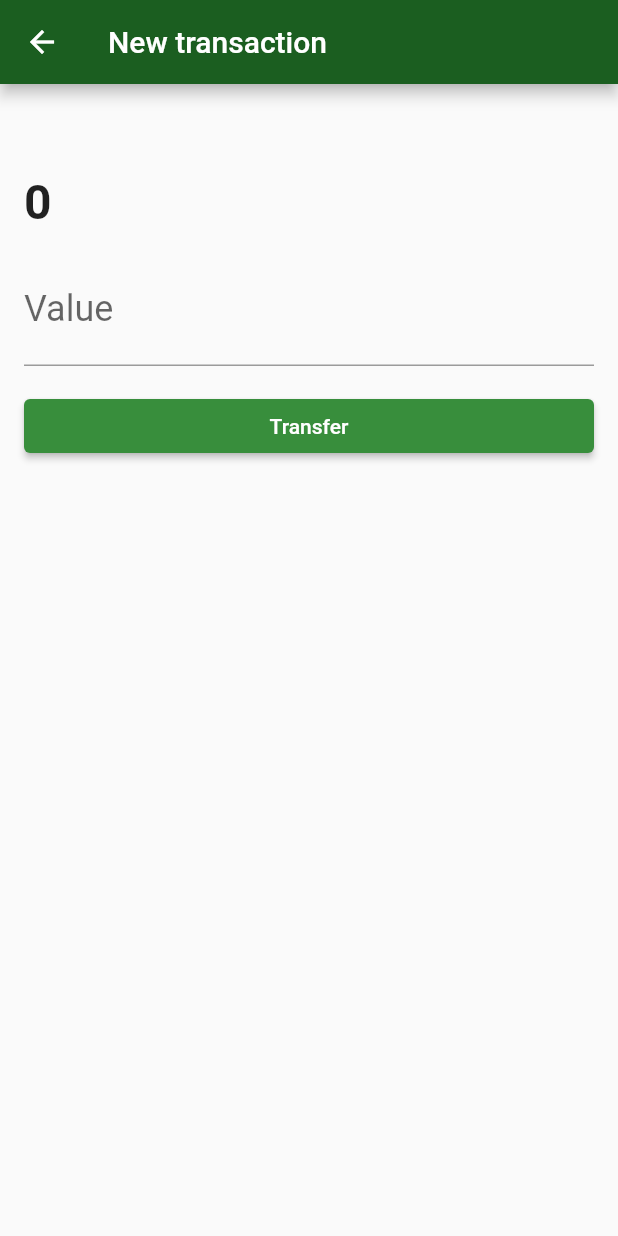
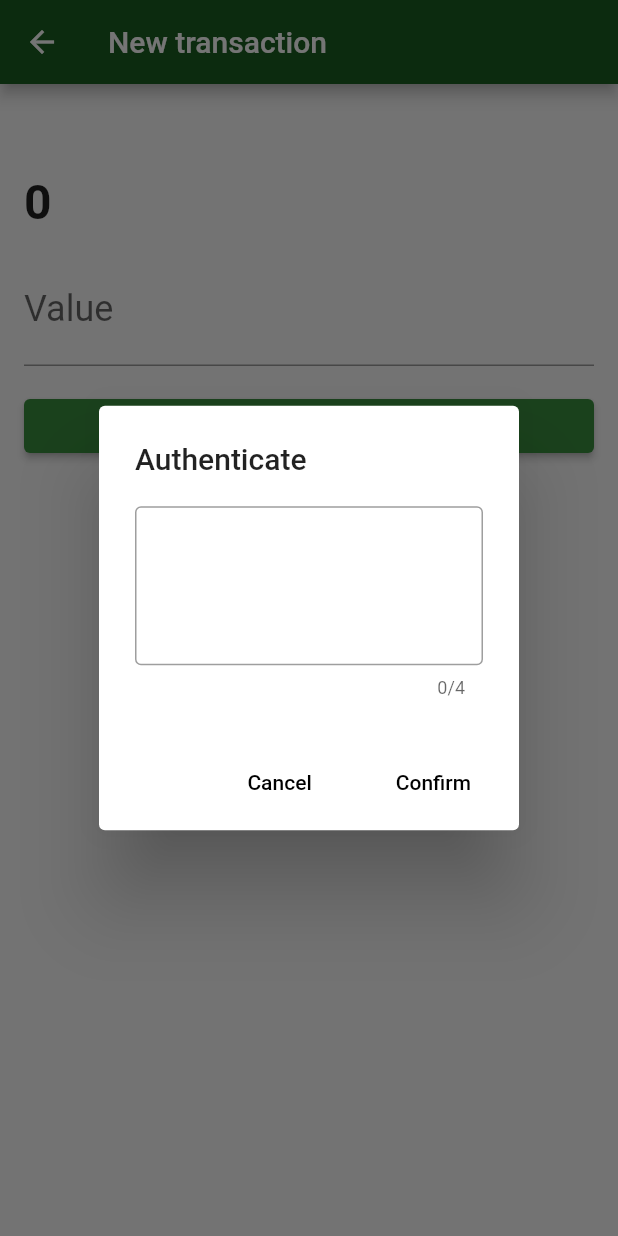
Before and after one commit to flavioccf/bytebank_2_alura, a Flutter app: the TransactionForm screen opened directly with empty values, after a tap on "Transfer", on a phone screen of 412 x 824 dp. Run offline on Flutter 3.47's test engine with Material 2 defaults, Android fonts, the light colour scheme and no system bars; our stand-ins replace sqflite; missing offline and left inert: http_interceptor; accounts and stored records are empty.

Commit message:
added dialog auth part1

```diff
--- /dev/null
+++ b/lib/components/transaction_auth_dialog.dart
@@ -0,0 +1,50 @@
+import 'package:flutter/material.dart';
+
+class TransactionAuthDialog extends StatefulWidget {
+  final Function(String password) onConfirm;
+
+  TransactionAuthDialog({
+    @required this.onConfirm,
+  });
+
+  @override
+  _TransactionAuthDialogState createState() => _TransactionAuthDialogState();
+}
+
+class _TransactionAuthDialogState extends State<TransactionAuthDialog> {
+  final TextEditingController _passwordController = TextEditingController();
+
+  @override
+  Widget build(BuildContext context) {
+    return AlertDialog(
+      title: Text('Authenticate'),
+      content: TextField(
+        controller: _passwordController,
+        obscureText: true,
+        maxLength: 4,
+        decoration: InputDecoration(
+          border: OutlineInputBorder(),
+        ),
+        textAlign: TextAlign.center,
+        style: TextStyle(
+          fontSize: 56,
+          letterSpacing: 24,
+        ),
+        keyboardType: TextInputType.number,
+      ),
+      actions: <Widget>[
+        FlatButton(
+          child: Text('Cancel'),
+          onPressed: () => Navigator.pop(context),
+        ),
+        FlatButton(
+          child: Text('Confirm'),
+          onPressed: () {
+            widget.onConfirm(_passwordController.text);
+            Navigator.pop(context);
+          },
+        ),
+      ],
+    );
+  }
+}
--- a/lib/http/webclients/transaction_webclient.dart
+++ b/lib/http/webclients/transaction_webclient.dart
@@ -16,13 +16,13 @@
         .toList();
   }
 
-  Future<Transaction> save(Transaction transaction) async {
+  Future<Transaction> save(Transaction transaction, String password) async {
     final String transactionJson = jsonEncode(transaction.toJson());
     final Response response = await client.post(
       baseUrl,
       headers: {
         'Content-type': 'application/json',
-        'password': '1000',
+        'password': password,
       },
       body: transactionJson,
     );
--- a/lib/route/routes.dart
+++ b/lib/route/routes.dart
@@ -1,3 +1,4 @@
+import 'package:bytebank_2/components/transaction_auth_dialog.dart';
 import 'package:bytebank_2/screens/contact_form.dart';
 import 'package:bytebank_2/screens/contacts_list.dart';
 import 'package:bytebank_2/screens/dashboard.dart';
--- a/lib/screens/transaction_form.dart
+++ b/lib/screens/transaction_form.dart
@@ -1,3 +1,4 @@
+import 'package:bytebank_2/components/transaction_auth_dialog.dart';
 import 'package:bytebank_2/http/webclients/transaction_webclient.dart';
 import 'package:bytebank_2/models/contact.dart';
 import 'package:bytebank_2/models/transaction.dart';
@@ -17,6 +18,7 @@
 class _TransactionFormState extends State<TransactionForm> {
   final TextEditingController _valueController = TextEditingController();
   final TransactionWebClient _webClient = TransactionWebClient();
+  GlobalKey _scaffold = GlobalKey();
 
   @override
   Widget build(BuildContext context) {
@@ -24,6 +26,7 @@
         ModalRoute.of(context).settings.arguments;
 
     return Scaffold(
+      key: _scaffold,
       appBar: AppBar(
         title: Text('New transaction'),
       ),
@@ -69,13 +72,16 @@
                           double.tryParse(_valueController.text);
                       final transactionCreated =
                           Transaction(value, args.contact);
-                      _webClient
-                          .save(transactionCreated)
-                          .then((newTransaction) {
-                        if (newTransaction != null) {
-                          Navigator.pop(context, newTransaction);
-                        }
-                      });
+                      showDialog(
+                          context: context,
+                          builder: (contextDialog) {
+                            return TransactionAuthDialog(
+                              onConfirm: (String password) {
+                                _save(transactionCreated, password,
+                                    _scaffold.currentContext);
+                              },
+                            );
+                          });
                     },
                   ),
                 ),
@@ -86,4 +92,13 @@
       ),
     );
   }
+
+  Future<void> _save(Transaction transactionCreated, String password,
+      BuildContext context) async {
+    await _webClient.save(transactionCreated, password).then((newTransaction) {
+      if (newTransaction != null) {
+        Navigator.pop(context, newTransaction);
+      }
+    });
+  }
 }
```
